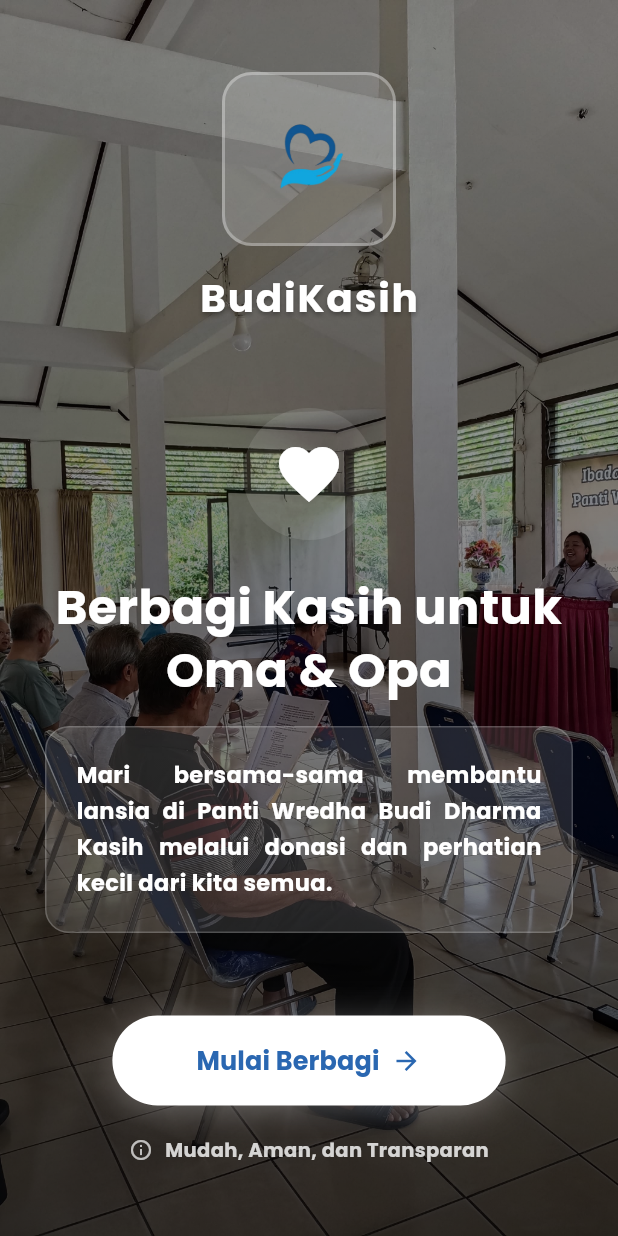
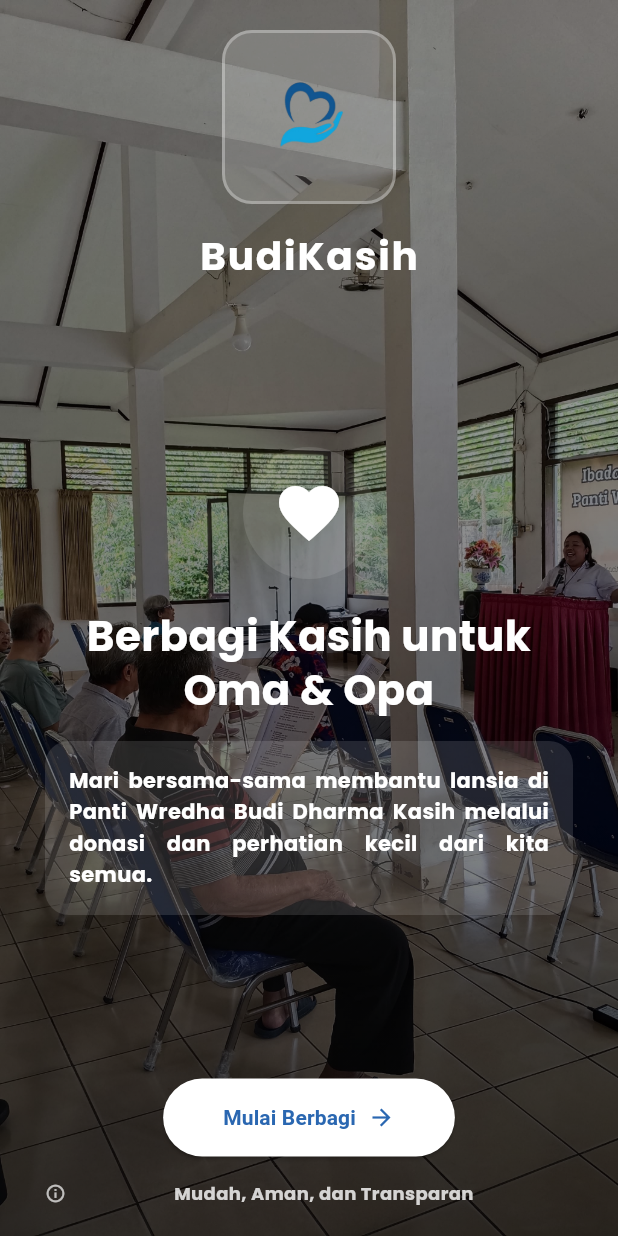
Before and after one commit to rabanialya/tubesppb, a Flutter app: the screen it shows after launch, on a phone screen of 412 x 824 dp. Run offline on Flutter 3.47's test engine with Material 3 defaults, Android fonts, the phone set to English and light mode, and no system bars; our stand-ins replace google_fonts, image_picker, supabase_flutter; accounts and stored records are empty.

Commit message:
perbaikan biar cantik welcome_page

```diff
--- a/BudiKasih/fullapp/lib/pages/welcome/welcome_page.dart
+++ b/BudiKasih/fullapp/lib/pages/welcome/welcome_page.dart
@@ -12,7 +12,6 @@ class WelcomePage extends StatefulWidget {
 
 class _WelcomePageState extends State<WelcomePage>
     with SingleTickerProviderStateMixin {
-
   final List<String> bgImages = [
     'assets/img/bg_awal1.jpg',
     'assets/img/bg_awal2.jpg',
@@ -20,10 +19,10 @@ class _WelcomePageState extends State<WelcomePage>
   ];
 
   int _currentBg = 0;
-
   late AnimationController _controller;
   late Animation<double> _fadeAnimation;
   late Animation<Offset> _slideAnimation;
+  Timer? _bgTimer;
 
   @override
   void initState() {
@@ -34,8 +33,10 @@ class _WelcomePageState extends State<WelcomePage>
       vsync: this,
     );
 
-    _fadeAnimation = Tween<double>(begin: 0.0, end: 1.0)
-        .animate(CurvedAnimation(parent: _controller, curve: Curves.easeInOut));
+    _fadeAnimation = CurvedAnimation(
+      parent: _controller,
+      curve: Curves.easeInOut,
+    );
 
     _slideAnimation = Tween<Offset>(
       begin: const Offset(0, 0.3),
@@ -46,15 +47,18 @@ class _WelcomePageState extends State<WelcomePage>
 
     _controller.forward();
 
-    Timer.periodic(const Duration(seconds: 4), (timer) {
+    _bgTimer = Timer.periodic(const Duration(seconds: 4), (timer) {
+      if (mounted) {
         setState(() {
           _currentBg = (_currentBg + 1) % bgImages.length;
         });
+      }
     });
   }
 
   @override
   void dispose() {
+    _bgTimer?.cancel();
     _controller.dispose();
     super.dispose();
   }
@@ -64,6 +68,7 @@ class _WelcomePageState extends State<WelcomePage>
     return Scaffold(
       body: Stack(
         children: [
+          // BACKGROUND IMAGE
           AnimatedSwitcher(
             duration: const Duration(seconds: 1),
             child: Container(
@@ -77,6 +82,7 @@ class _WelcomePageState extends State<WelcomePage>
             ),
           ),
 
+          // OVERLAY GRADIENT
           Container(
             decoration: BoxDecoration(
               gradient: LinearGradient(
@@ -90,10 +96,17 @@ class _WelcomePageState extends State<WelcomePage>
             ),
           ),
 
+          // CONTENT
           SafeArea(
+            child: LayoutBuilder(
+              builder: (context, constraints) {
+                return SingleChildScrollView(
+                  child: ConstrainedBox(
+                    constraints:
+                        BoxConstraints(minHeight: constraints.maxHeight),
                     child: Padding(
-              padding:
-                  const EdgeInsets.symmetric(horizontal: 30, vertical: 48),
+                      padding: const EdgeInsets.symmetric(
+                          horizontal: 30, vertical: 20),
                       child: Column(
                         mainAxisAlignment: MainAxisAlignment.spaceBetween,
                         children: [
@@ -112,14 +125,10 @@ class _WelcomePageState extends State<WelcomePage>
                                       width: 2,
                                     ),
                                   ),
-                          child: ClipRRect(
-                            borderRadius: BorderRadius.circular(12),
                                   child: Image.asset(
                                     'assets/img/logoBK.png',
                                     width: 80,
                                     height: 80,
-                              fit: BoxFit.contain,
-                            ),
                                   ),
                                 ),
                                 const SizedBox(height: 16),
@@ -128,19 +137,13 @@ class _WelcomePageState extends State<WelcomePage>
                                   style: AppTextStyles.titleWhite.copyWith(
                                     fontSize: 26,
                                     letterSpacing: 1.2,
-                            shadows: [
-                              Shadow(
-                                color: Colors.black.withOpacity(0.3),
-                                offset: const Offset(0, 2),
-                                blurRadius: 4,
-                              )
-                            ],
                                   ),
                                 ),
                               ],
                             ),
                           ),
 
+                          // MAIN CONTENT
                           SlideTransition(
                             position: _slideAnimation,
                             child: FadeTransition(
@@ -159,34 +162,30 @@ class _WelcomePageState extends State<WelcomePage>
                                       color: Colors.white,
                                     ),
                                   ),
-                          const SizedBox(height: 24),
-
+                                  const SizedBox(height: 20),
                                   Text(
                                     'Berbagi Kasih untuk\nOma & Opa',
                                     textAlign: TextAlign.center,
-                            style: AppTextStyles.titleWhite.copyWith(
-                              fontSize: 32,
+                                    style:
+                                        AppTextStyles.titleWhite.copyWith(
+                                      fontSize: 28,
                                       height: 1.3,
                                     ),
                                   ),
                                   const SizedBox(height: 16),
-
                                   Container(
-                            padding: const EdgeInsets.all(20),
+                                    padding: const EdgeInsets.all(16),
                                     decoration: BoxDecoration(
                                       color: Colors.white.withOpacity(0.12),
                                       borderRadius: BorderRadius.circular(16),
-                              border: Border.all(
-                                color: Colors.white.withOpacity(0.2),
-                                width: 1,
-                              ),
                                     ),
                                     child: Text(
                                       'Mari bersama-sama membantu lansia di Panti Wredha Budi Dharma Kasih melalui donasi dan perhatian kecil dari kita semua.',
                                       textAlign: TextAlign.justify,
-                              style: AppTextStyles.titleWhite.copyWith(
-                                fontSize: 15,
-                                height: 1.6,
+                                      style:
+                                          AppTextStyles.titleWhite.copyWith(
+                                        fontSize: 14,
+                                        height: 1.5,
                                       ),
                                     ),
                                   ),
@@ -195,69 +194,62 @@ class _WelcomePageState extends State<WelcomePage>
                             ),
                           ),
 
+                          // BUTTON & INFO
                           FadeTransition(
                             opacity: _fadeAnimation,
                             child: Column(
                               children: [
-                        Container(
-                          decoration: BoxDecoration(
-                            borderRadius: BorderRadius.circular(30),
-                            boxShadow: [
-                              BoxShadow(
-                                color: Colors.white.withOpacity(0.3),
-                                blurRadius: 20,
-                                offset: const Offset(0, 4),
-                              ),
-                            ],
-                          ),
-                          child: ElevatedButton(
-                            onPressed: () =>
-                                Navigator.pushNamed(context, '/login'),
+                                ElevatedButton(
+                                  onPressed: () {
+                                    _bgTimer?.cancel();
+                                    Navigator.pushNamed(context, '/login');
+                                  },
                                   style: ElevatedButton.styleFrom(
                                     backgroundColor: Colors.white,
-                              foregroundColor: AppColors.primaryBlue,
+                                    foregroundColor:
+                                        AppColors.primaryBlue,
                                     padding: const EdgeInsets.symmetric(
-                                horizontal: 56,
-                                vertical: 18,
+                                        horizontal: 40, vertical: 16),
+                                    shape: RoundedRectangleBorder(
+                                      borderRadius:
+                                          BorderRadius.circular(30),
                                     ),
-                              shape: RoundedRectangleBorder(
-                                borderRadius: BorderRadius.circular(30),
-                              ),
-                              elevation: 0,
                                   ),
                                   child: Row(
                                     mainAxisSize: MainAxisSize.min,
-                              children: [
+                                    children: const [
                                       Text(
                                         'Mulai Berbagi',
-                                  style: AppTextStyles.body.copyWith(
-                                    fontSize: 17,
-                                    fontWeight: FontWeight.bold,
-                                    color: AppColors.primaryBlue,
+                                        style: TextStyle(
+                                            fontWeight: FontWeight.bold),
                                       ),
-                                ),
-                                const SizedBox(width: 8),
-                                const Icon(Icons.arrow_forward, size: 20),
+                                      SizedBox(width: 8),
+                                      Icon(Icons.arrow_forward, size: 18),
                                     ],
                                   ),
                                 ),
-                        ),
-                        const SizedBox(height: 20),
+                                const SizedBox(height: 16),
 
+                                // 🔥 FIX OVERFLOW DI SINI
                                 Row(
-                          mainAxisAlignment: MainAxisAlignment.center,
                                   children: [
                                     Icon(
                                       Icons.info_outline,
-                              color: Colors.white.withOpacity(0.7),
-                              size: 16,
+                                      size: 14,
+                                      color:
+                                          Colors.white.withOpacity(0.7),
                                     ),
-                            const SizedBox(width: 8),
-                            Text(
+                                    const SizedBox(width: 6),
+                                    Expanded(
+                                      child: Text(
                                         'Mudah, Aman, dan Transparan',
-                              style: AppTextStyles.titleWhite.copyWith(
-                                fontSize: 13,
-                                color: Colors.white.withOpacity(0.8),
+                                        textAlign: TextAlign.center,
+                                        style: AppTextStyles.titleWhite
+                                            .copyWith(
+                                          fontSize: 12,
+                                          color: Colors.white
+                                              .withOpacity(0.8),
+                                        ),
                                       ),
                                     ),
                                   ],
@@ -269,6 +261,10 @@ class _WelcomePageState extends State<WelcomePage>
                       ),
                     ),
                   ),
+                );
+              },
+            ),
+          ),
         ],
       ),
     );
```
Lines whose indentation alone changed are shown as unchanged.
